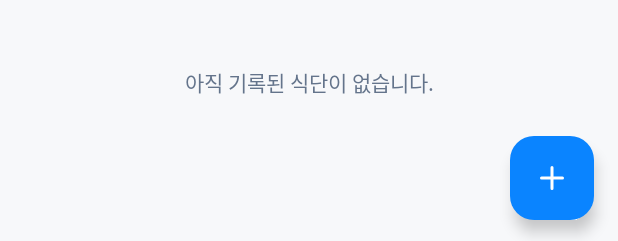
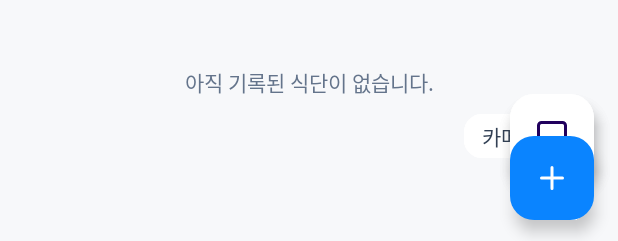
Before and after one commit to lukehemmin/AI_DIET_APP, an Android app: the layout fragment_home.xml on its own in the app's theme, with its tools: preview values and no code run, on a phone screen of 412 x 824 dp. Shown: the part 992-1233 px from the top of the screen. Run offline under Robolectric (Android 15) with nearby library versions, the phone set to English and light mode, and no system bars; plain views replace PieChart.

Commit message:
feat: HomeFragment에 Speed Dial FAB 메뉴 구현
식사 추가 기능을 위한 확장 가능한 FAB 메뉴를 구현했습니다.

**주요 변경 사항:**

*   **Speed Dial FAB UI (`fragment_home.xml`):**
    *   메인 FAB(`fab_main`)를 클릭하면 카메라와 갤러리 옵션이 나타나는 Speed Dial 메뉴를 구현했습니다.
    *   `fab_camera`, `fab_gallery` 미니 FAB와 각각의 라벨(`txt_camera_label`, `txt_gallery_label`)을 추가했습니다.
    *   `CoordinatorLayout`의

```diff
--- a/app/src/main/res/layout/fragment_home.xml
+++ b/app/src/main/res/layout/fragment_home.xml
@@ -124,16 +124,69 @@
         </LinearLayout>
     </androidx.core.widget.NestedScrollView>
 
+    <!-- Speed Dial FABs -->
     <com.google.android.material.floatingactionbutton.FloatingActionButton
-        android:id="@+id/fab_add_meal"
+        android:id="@+id/fab_gallery"
+        android:layout_width="wrap_content"
+        android:layout_height="wrap_content"
+        android:layout_marginEnd="@dimen/spacing_lg"
+        android:src="@drawable/ic_home_outline"
+        app:backgroundTint="@color/white"
+        app:elevation="6dp"
+        app:fabSize="mini"
+        app:layout_anchor="@id/fab_main"
+        app:layout_anchorGravity="top|center" />
+
+    <TextView
+        android:id="@+id/txt_gallery_label"
+        android:layout_width="wrap_content"
+        android:layout_height="wrap_content"
+        android:layout_marginEnd="@dimen/spacing_md"
+        android:background="@drawable/bg_badge_item"
+        android:paddingStart="@dimen/spacing_md"
+        android:paddingTop="@dimen/spacing_xs"
+        android:paddingEnd="@dimen/spacing_md"
+        android:paddingBottom="@dimen/spacing_xs"
+        android:text="갤러리"
+        android:textColor="@color/gray_text"
+        app:layout_anchor="@id/fab_gallery"
+        app:layout_anchorGravity="center_vertical|start" />
+
+    <com.google.android.material.floatingactionbutton.FloatingActionButton
+        android:id="@+id/fab_camera"
+        android:layout_width="wrap_content"
+        android:layout_height="wrap_content"
+        android:layout_marginEnd="@dimen/spacing_lg"
+        android:src="@drawable/ic_chat_outline"
+        app:backgroundTint="@color/white"
+        app:elevation="6dp"
+        app:fabSize="mini"
+        app:layout_anchor="@id/fab_main"
+        app:layout_anchorGravity="top|center" />
+
+    <TextView
+        android:id="@+id/txt_camera_label"
+        android:layout_width="wrap_content"
+        android:layout_height="wrap_content"
+        android:layout_marginEnd="@dimen/spacing_md"
+        android:background="@drawable/bg_badge_item"
+        android:paddingStart="@dimen/spacing_md"
+        android:paddingTop="@dimen/spacing_xs"
+        android:paddingEnd="@dimen/spacing_md"
+        android:paddingBottom="@dimen/spacing_xs"
+        android:text="카메라"
+        android:textColor="@color/gray_text"
+        app:layout_anchor="@id/fab_camera"
+        app:layout_anchorGravity="center_vertical|start" />
+
+    <com.google.android.material.floatingactionbutton.FloatingActionButton
+        android:id="@+id/fab_main"
         android:layout_width="wrap_content"
         android:layout_height="wrap_content"
         android:layout_gravity="bottom|end"
         android:layout_margin="@dimen/spacing_lg"
         android:src="@drawable/ic_plus"
-        app:tint="@color/white"
         app:backgroundTint="@color/primary_blue"
         app:elevation="6dp"
-        app:borderWidth="0dp"/>
-        app:borderWidth="0dp"/>
+        app:tint="@color/white" />
 </androidx.coordinatorlayout.widget.CoordinatorLayout>
--- a/app/src/main/res/values/dimens.xml
+++ b/app/src/main/res/values/dimens.xml
@@ -42,4 +42,8 @@
 
     <!-- Card Elevation -->
     <dimen name="card_elevation">4dp</dimen>
+
+    <!-- FAB Speed Dial -->
+    <dimen name="fab_margin_1">72dp</dimen>
+    <dimen name="fab_margin_2">128dp</dimen>
 </resources>
```
Also changed, not shown: app/src/main/java/com/lukehemmin/ai_diet_app/fragments/HomeFragment.java (+59 -3 lines).
